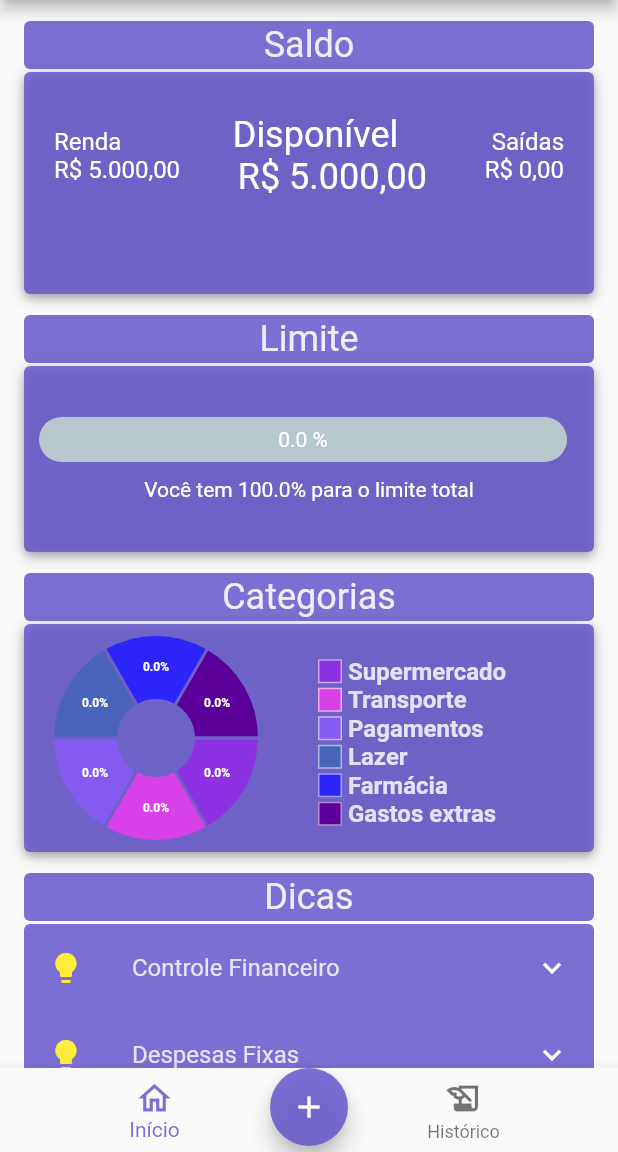
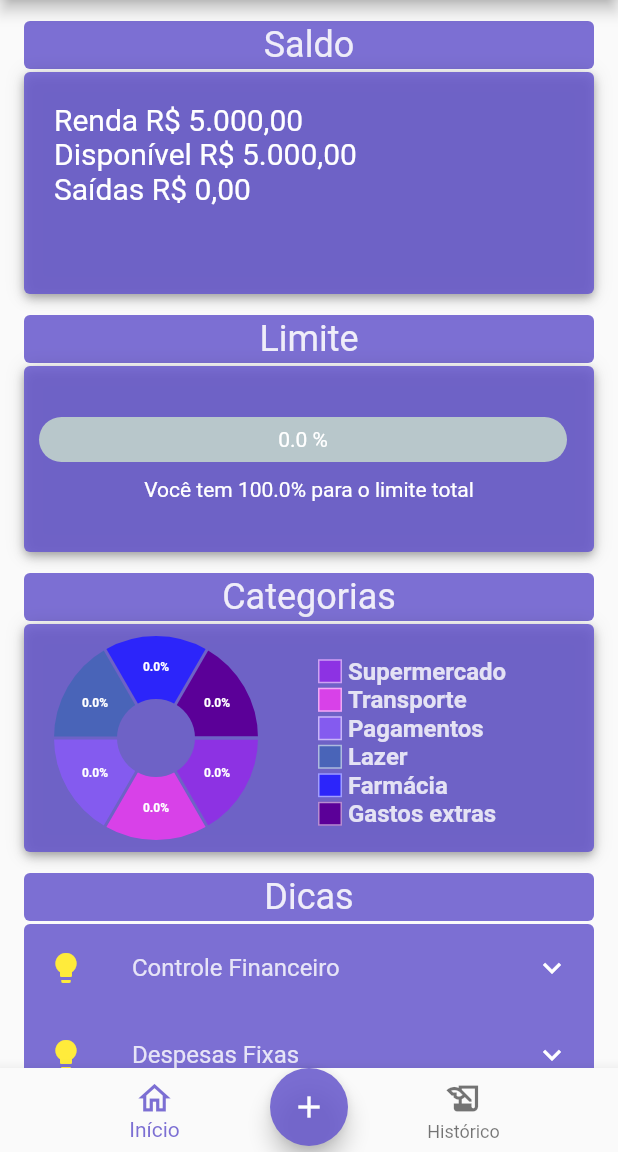
Before and after one commit to proz-tecnologia/PIT03GP06, a Flutter app: the screen it shows once a user with an empty profile is signed in, on a phone screen of 412 x 824 dp, the part 84-1236 px from its top. Run offline on Flutter 3.47's test engine with Material 2 defaults, Android fonts, the phone set to English and light mode, and no system bars; drawn by our look-alikes of fl_chart, percent_indicator; our stand-ins replace brasil_fields, cloud_firestore, currency_text_input_formatter, firebase_auth, firebase_core, google_fonts and 1 more; accounts and stored records are empty.

Commit message:
Reorganizando a disposição dos valores para visualização

```diff
--- a/lib/src/view/home/widgets/bodywidgets/balances.dart
+++ b/lib/src/view/home/widgets/bodywidgets/balances.dart
@@ -58,62 +58,26 @@ class _BalancesState extends State<Balances> {
                   height: 148,
                   width: MediaQuery.of(context).size.width,
                   child: Column(
+                    crossAxisAlignment: CrossAxisAlignment.start,
                     children: [
-                      Baseline(
-                        baseline: 30,
-                        baselineType: TextBaseline.alphabetic,
-                        child: Row(
-                          mainAxisAlignment: MainAxisAlignment.spaceBetween,
-                          crossAxisAlignment: CrossAxisAlignment.end,
-                          children: const [
-                            Text("Renda",
-                                style: TextStyle(
+                      Text("Renda ${value.renda.formatBRL}",
+                          style: const TextStyle(
                             color: Colors.white,
-                                  fontSize: 16,
+                            fontSize: 20,
                           )),
                       Text(
-                              "  Disponível",
-                              style: TextStyle(
+                        "Disponível ${(value.renda - value.saida).formatBRL}",
+                        style: const TextStyle(
                           color: Colors.white,
-                                fontSize: 24,
+                          fontSize: 20,
                         ),
                       ),
                       Text(
-                              "Saídas",
-                              style: TextStyle(
-                                color: Colors.white,
-                                fontSize: 16,
-                              ),
-                            ),
-                          ],
-                        ),
-                      ),
-                      Row(
-                        mainAxisAlignment: MainAxisAlignment.spaceBetween,
-                        crossAxisAlignment: CrossAxisAlignment.start,
-                        children: [
-                          Text(
-                            value.renda.formatBRL,
+                        "Saídas ${value.saida.formatBRL}",
                         style: const TextStyle(
                           color: Colors.white,
-                              fontSize: 16,
+                          fontSize: 20,
                         ),
-                          ),
-                          Text(
-                            (value.renda - value.saida).formatBRL,
-                            style: const TextStyle(
-                              color: Colors.white,
-                              fontSize: 24,
-                            ),
-                          ),
-                          Text(
-                            value.saida.formatBRL,
-                            style: const TextStyle(
-                              color: Colors.white,
-                              fontSize: 16,
-                            ),
-                          ),
-                        ],
                       ),
                     ],
                   ),
```
Lines whose indentation alone changed are shown as unchanged.
